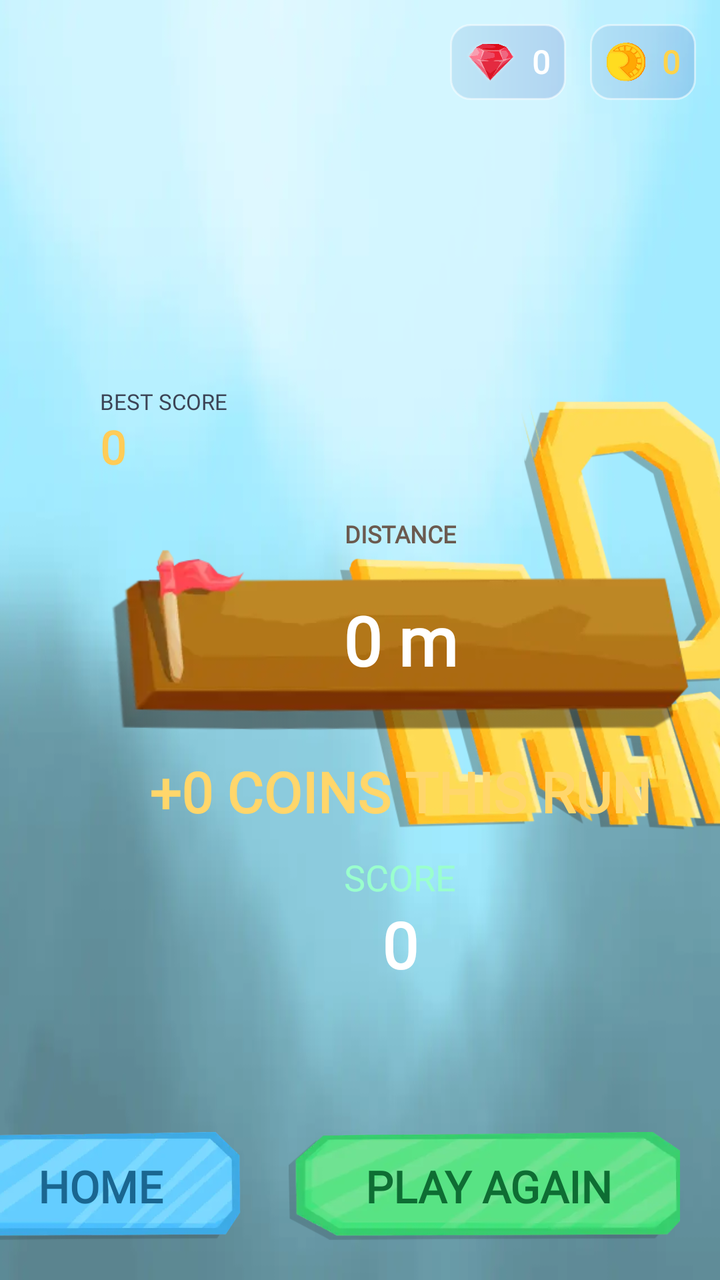
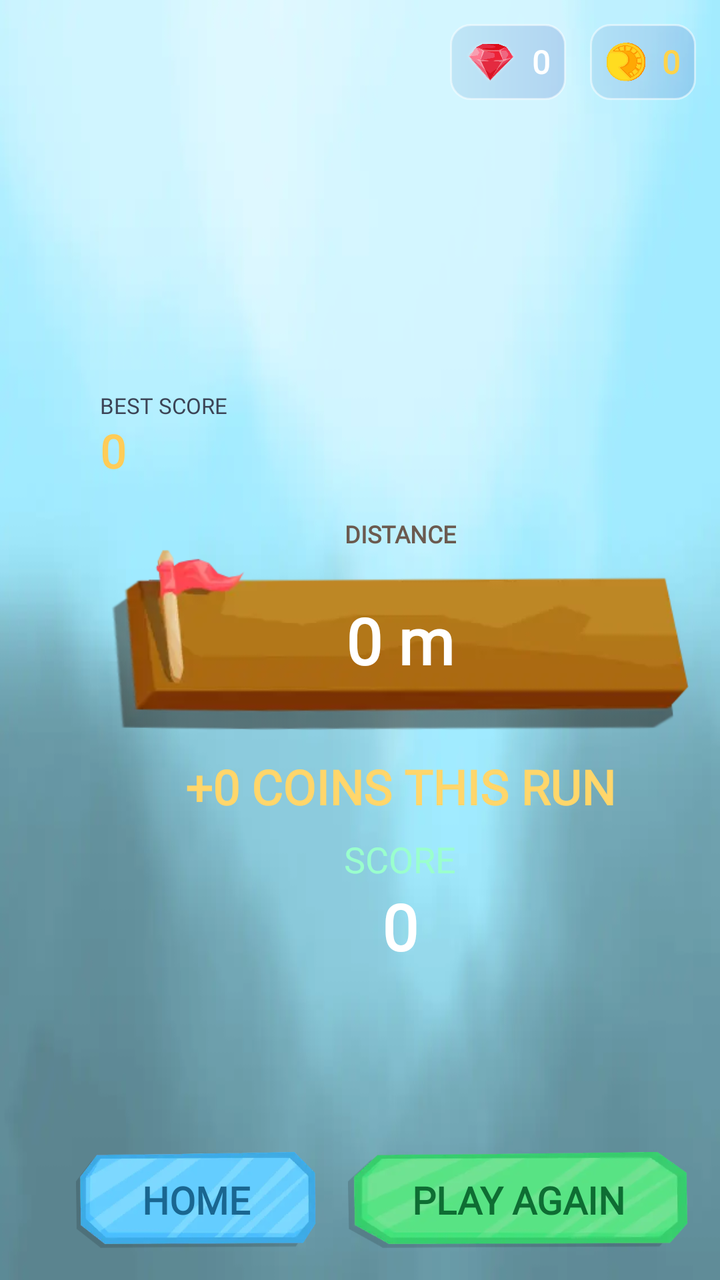

An Android layout rendered at two revisions. The XML below is the earlier revision; the diff shows what the commit changed to produce the second picture.
<!-- AndroidManifest.xml: application theme Theme.RollerRush -->
<!-- res/layout/activity_game_over.xml -->
<?xml version="1.0" encoding="utf-8"?>
<androidx.constraintlayout.widget.ConstraintLayout xmlns:android="http://schemas.android.com/apk/res/android"
    xmlns:app="http://schemas.android.com/apk/res-auto"
    xmlns:tools="http://schemas.android.com/tools"
    android:id="@+id/gameOverRoot"
    android:layout_width="match_parent"
    android:layout_height="match_parent"
    android:orientation="horizontal"
    android:gravity="center_vertical"
    android:background="@drawable/bg02">
    <LinearLayout
        android:id="@+id/linearLayout3"
        android:layout_width="wrap_content"
        android:layout_height="38dp"
        android:layout_margin="12dp"
        android:background="@drawable/coin_container"
        android:gravity="center"
        android:orientation="horizontal"
        android:paddingHorizontal="8dp"
        app:layout_constraintEnd_toStartOf="@id/linearLayout2"
        app:layout_constraintTop_toTopOf="parent">

        <ImageView
            android:layout_width="25dp"
            android:layout_height="25dp"
            android:layout_marginEnd="8dp"
            android:src="@drawable/rush_ruby" />

        <TextView
            android:id="@+id/rubiesLabel"
            android:layout_width="wrap_content"
            android:layout_height="wrap_content"
            android:text="0"
            android:fontFamily="@font/count_font"
            android:textColor="#FFFFFF"
            android:textSize="16sp"
            android:textStyle="bold" />
    </LinearLayout>

    <LinearLayout
        android:id="@+id/linearLayout2"
        android:layout_width="wrap_content"
        android:layout_height="38dp"
        android:layout_margin="12dp"
        android:background="@drawable/coin_container"
        android:gravity="center"
        android:orientation="horizontal"
        android:paddingHorizontal="8dp"
        app:layout_constraintEnd_toEndOf="parent"
        app:layout_constraintTop_toTopOf="parent">

        <ImageView
            android:layout_width="20dp"
            android:layout_height="20dp"
            android:layout_marginEnd="8dp"
            android:src="@drawable/rush_coin" />

        <TextView
            android:id="@+id/totalCoinsValue"
            android:layout_width="wrap_content"
            android:layout_height="wrap_content"
            android:text="0"
            android:fontFamily="@font/count_font"
            android:textColor="#FFD34B"
            android:textSize="16sp"
            android:textStyle="bold" />
    </LinearLayout>

    <LinearLayout
        android:id="@+id/linearLayout11"
        android:layout_width="wrap_content"
        android:layout_height="wrap_content"
        android:layout_margin="20dp"
        android:orientation="horizontal"
        app:layout_constraintBottom_toBottomOf="parent"
        app:layout_constraintEnd_toEndOf="parent">

        <Button
            android:id="@+id/homeButton"
            android:layout_width="140dp"
            android:layout_height="54dp"
            android:layout_marginEnd="8dp"
            android:background="@drawable/blue_button_bg"
            android:fontFamily="@font/new_font"
            android:text="HOME"
            android:textColor="#1A6690"
            android:textSize="22sp"
            android:textStyle="bold" />

        <Button
            android:id="@+id/playAgainButton"
            android:layout_width="200dp"
            android:layout_height="54dp"
            android:layout_marginStart="16dp"
            android:background="@drawable/retry_button_bg"
            android:fontFamily="@font/new_font"
            android:text="PLAY AGAIN"
            android:textColor="#0E6D33"
            android:textSize="22sp"
            android:textStyle="bold" />


    </LinearLayout>



    


    <ImageView
        android:id="@+id/gameOverTitle"
        android:layout_width="400dp"
        android:layout_height="0dp"
        android:layout_marginRight="20dp"
        android:src="@drawable/game_over_img"
        app:layout_constraintBottom_toTopOf="@+id/linearLayout11"
        app:layout_constraintEnd_toEndOf="parent"
        app:layout_constraintStart_toEndOf="@+id/linearLayout12"
        app:layout_constraintTop_toBottomOf="@+id/linearLayout3" />




    <LinearLayout
        android:id="@+id/linearLayout12"
        android:layout_width="400dp"
        android:layout_height="match_parent"
        android:gravity="center"
        android:orientation="vertical"
        app:layout_constraintBottom_toBottomOf="parent"
        app:layout_constraintStart_toStartOf="parent"
        app:layout_constraintTop_toTopOf="parent" />


    <LinearLayout
        android:layout_width="200dp"
        android:layout_height="wrap_content"
        android:layout_weight="1"
        android:gravity="center"
        android:layout_marginTop="12dp"
        android:orientation="vertical"
        app:layout_constraintEnd_toEndOf="@+id/linearLayout12"
        app:layout_constraintStart_toStartOf="@+id/linearLayout12"
        app:layout_constraintTop_toBottomOf="@+id/runCoinsValue">

        <TextView
            android:layout_width="wrap_content"
            android:layout_height="wrap_content"
            android:text="SCORE"
            android:fontFamily="@font/new_font"
            android:textColor="#9AFFCD"
            android:textSize="18sp" />

        <TextView
            android:id="@+id/scoreValue"
            android:layout_width="wrap_content"
            android:layout_height="wrap_content"
            android:text="0"
            android:fontFamily="@font/count_font"
            android:textColor="#FFFFFF"
            android:textSize="32sp"
            android:textStyle="bold" />
    </LinearLayout>



    <TextView
        android:id="@+id/runCoinsValue"
        android:layout_width="300dp"
        android:layout_height="wrap_content"
        android:gravity="center"
        android:text="+0 COINS THIS RUN"
        android:textColor="#FFD66B"
        android:shadowRadius="5"
        android:layout_marginTop="12dp"
        android:fontFamily="@font/new_font"
        android:textSize="28sp"
        android:textStyle="bold"
        app:layout_constraintEnd_toEndOf="@+id/linearLayout12"
        app:layout_constraintStart_toStartOf="@+id/linearLayout12"
        app:layout_constraintTop_toBottomOf="@+id/imageView4" />

    <ImageView
        android:id="@+id/imageView4"
        android:layout_width="300dp"
        android:layout_height="90dp"
        android:src="@drawable/score_board"
        app:layout_constraintBottom_toBottomOf="@+id/linearLayout12"
        app:layout_constraintEnd_toEndOf="@+id/linearLayout12"
        app:layout_constraintStart_toStartOf="parent"
        app:layout_constraintTop_toTopOf="parent" />

    <TextView
        android:id="@+id/distanceValue"
        android:layout_width="wrap_content"
        android:layout_height="wrap_content"
        android:fontFamily="@font/new_font"
        android:paddingHorizontal="50dp"
        android:paddingVertical="8dp"
        android:text="0 m"
        android:textColor="#FFFFFF"
        android:textSize="34sp"
        android:textStyle="bold"
        app:layout_constraintBottom_toBottomOf="parent"
        app:layout_constraintEnd_toEndOf="@+id/linearLayout12"
        app:layout_constraintStart_toStartOf="parent"
        app:layout_constraintTop_toTopOf="parent" />

    <TextView
        android:id="@+id/textView2"
        android:layout_width="wrap_content"
        android:layout_height="wrap_content"
        android:fontFamily="@font/new_font"
        android:text="DISTANCE"
        android:textColor="#6B5A4F"
        android:textSize="12sp"
        android:textStyle="bold"
        app:layout_constraintBottom_toTopOf="@+id/imageView4"
        app:layout_constraintEnd_toEndOf="@+id/linearLayout12"
        app:layout_constraintStart_toStartOf="parent" />

    <LinearLayout
        android:id="@+id/linearLayout14"
        android:layout_width="250dp"
        android:layout_height="wrap_content"
        android:layout_marginBottom="20dp"
        android:layout_weight="1"
        android:orientation="vertical"
        app:layout_constraintBottom_toTopOf="@+id/textView2"
        app:layout_constraintStart_toStartOf="@+id/imageView4">

        <TextView
            android:layout_width="wrap_content"
            android:layout_height="wrap_content"
            android:fontFamily="@font/new_font"
            android:text="BEST SCORE"
            android:textColor="#3C4456"
            android:textSize="11sp" />

        <TextView
            android:id="@+id/bestValue"
            android:layout_width="wrap_content"
            android:layout_height="wrap_content"
            android:fontFamily="@font/new_font"
            android:text="0"
            android:textColor="#FFCC57"
            android:textSize="23sp"
            android:textStyle="bold" />
    </LinearLayout>
    <LinearLayout
        android:id="@+id/mysteryRewardCard"
        android:layout_width="match_parent"
        android:layout_height="0dp"
        android:layout_weight="1"
        android:gravity="center"
        android:orientation="horizontal"
        android:padding="14dp"
        android:background="@drawable/mystery_overlay_bg"
        android:visibility="gone"
        app:layout_constraintBottom_toBottomOf="parent"
        app:layout_constraintEnd_toEndOf="parent"
        app:layout_constraintTop_toTopOf="parent">

        <ImageView
            android:id="@+id/mysteryBubbleImage"
            android:layout_width="160dp"
            android:layout_height="250dp"
            android:contentDescription="Mystery reward bubble"
            android:scaleType="fitCenter"
            android:src="@drawable/mystery_bubble" />

        <LinearLayout
            android:layout_width="wrap_content"
            android:layout_height="wrap_content"
            android:orientation="vertical"
            android:layout_margin="28dp"
            android:paddingStart="12dp">

            <TextView
                android:layout_width="wrap_content"
                android:layout_height="wrap_content"
                android:text="LUCKY FIND"
                android:fontFamily="@font/new_font"
                android:textColor="#E8D9FF"
                android:textSize="11sp"
                android:textStyle="bold" />

            <TextView
                android:id="@+id/mysteryRewardTitle"
                android:layout_width="wrap_content"
                android:layout_height="wrap_content"
                android:layout_marginTop="4dp"
                android:fontFamily="@font/new_font"
                android:text="MYSTERY REWARD!"
                android:textColor="#FFFFFF"
                android:textSize="17sp"
                android:textStyle="bold" />

            <TextView
                android:id="@+id/mysteryRewardValue"
                android:layout_width="wrap_content"
                android:layout_height="wrap_content"
                android:layout_marginTop="6dp"
                android:text="+100 COINS"
                android:fontFamily="@font/new_font"
                android:textColor="#FFD66B"
                android:padding="12dp"
                android:textSize="36sp"
                android:textStyle="bold" />
        </LinearLayout>
    </LinearLayout>

</androidx.constraintlayout.widget.ConstraintLayout>
<!-- resources referenced by this layout -->
<resources>
  <!-- drawable bg02: webp bitmap (drawable, 5004 bytes) -->
  <!-- drawable blue_button_bg: webp bitmap (drawable, 5542 bytes) -->
  <!-- drawable coin_container (drawable) -->
  <?xml version="1.0" encoding="utf-8"?>
  <shape xmlns:android="http://schemas.android.com/apk/res/android">
  <gradient android:startColor="#4D93C0E2" android:endColor="#4D6189D0"/>
      <corners android:radius="10dp"/>
      <stroke android:color="#81FFFFFF" android:width="1dp"/>
  </shape>
  <!-- drawable game_over_img: webp bitmap (drawable, 68596 bytes) -->
  <!-- drawable mystery_bubble: webp bitmap (drawable, 18786 bytes) -->
  <!-- drawable mystery_overlay_bg: webp bitmap (drawable, 23906 bytes) -->
  <!-- drawable retry_button_bg: webp bitmap (drawable, 5076 bytes) -->
  <!-- drawable rush_coin: webp bitmap (drawable, 6902 bytes) -->
  <!-- drawable rush_ruby: webp bitmap (drawable, 12584 bytes) -->
  <!-- drawable score_board: webp bitmap (drawable, 5660 bytes) -->
  <style name="Theme.RollerRush" parent="Theme.AppCompat.NoActionBar">
          <item name="android:windowFullscreen">true</item>
          <item name="android:windowBackground">@android:color/black</item>
      </style>
</resources>

<!-- the commit's change to res/layout/activity_game_over.xml (unified diff, before → after) -->
@@ -1,13 +1,14 @@
 <?xml version="1.0" encoding="utf-8"?>
-<androidx.constraintlayout.widget.ConstraintLayout xmlns:android="http://schemas.android.com/apk/res/android"
+<androidx.constraintlayout.widget.ConstraintLayout
+    xmlns:android="http://schemas.android.com/apk/res/android"
     xmlns:app="http://schemas.android.com/apk/res-auto"
     xmlns:tools="http://schemas.android.com/tools"
     android:id="@+id/gameOverRoot"
     android:layout_width="match_parent"
     android:layout_height="match_parent"
-    android:orientation="horizontal"
-    android:gravity="center_vertical"
     android:background="@drawable/bg02">
+
+    
     <LinearLayout
         android:id="@+id/linearLayout3"
         android:layout_width="wrap_content"
@@ -24,19 +25,21 @@
             android:layout_width="25dp"
             android:layout_height="25dp"
             android:layout_marginEnd="8dp"
+            android:contentDescription="Rush Rubies"
             android:src="@drawable/rush_ruby" />
 
         <TextView
             android:id="@+id/rubiesLabel"
             android:layout_width="wrap_content"
             android:layout_height="wrap_content"
+            android:fontFamily="@font/count_font"
             android:text="0"
-            android:fontFamily="@font/count_font"
             android:textColor="#FFFFFF"
             android:textSize="16sp"
             android:textStyle="bold" />
     </LinearLayout>
 
+    
     <LinearLayout
         android:id="@+id/linearLayout2"
         android:layout_width="wrap_content"
@@ -53,158 +56,77 @@
             android:layout_width="20dp"
             android:layout_height="20dp"
             android:layout_marginEnd="8dp"
+            android:contentDescription="Rush Coins"
             android:src="@drawable/rush_coin" />
 
         <TextView
             android:id="@+id/totalCoinsValue"
             android:layout_width="wrap_content"
             android:layout_height="wrap_content"
+            android:fontFamily="@font/count_font"
             android:text="0"
-            android:fontFamily="@font/count_font"
             android:textColor="#FFD34B"
             android:textSize="16sp"
             android:textStyle="bold" />
     </LinearLayout>
 
+    
     <LinearLayout
         android:id="@+id/linearLayout11"
         android:layout_width="wrap_content"
         android:layout_height="wrap_content"
-        android:layout_margin="20dp"
+        android:layout_margin="16dp"
+        android:gravity="center"
         android:orientation="horizontal"
         app:layout_constraintBottom_toBottomOf="parent"
         app:layout_constraintEnd_toEndOf="parent">
 
         <Button
             android:id="@+id/homeButton"
-            android:layout_width="140dp"
-            android:layout_height="54dp"
+            android:layout_width="120dp"
+            android:layout_height="48dp"
             android:layout_marginEnd="8dp"
             android:background="@drawable/blue_button_bg"
             android:fontFamily="@font/new_font"
             android:text="HOME"
             android:textColor="#1A6690"
-            android:textSize="22sp"
+            android:textSize="19sp"
             android:textStyle="bold" />
 
         <Button
             android:id="@+id/playAgainButton"
-            android:layout_width="200dp"
-            android:layout_height="54dp"
-            android:layout_marginStart="16dp"
+            android:layout_width="170dp"
+            android:layout_height="48dp"
+            android:layout_marginStart="8dp"
             android:background="@drawable/retry_button_bg"
             android:fontFamily="@font/new_font"
             android:text="PLAY AGAIN"
             android:textColor="#0E6D33"
-            android:textSize="22sp"
-            android:textStyle="bold" />
-
-
-    </LinearLayout>
-
-
-
-    
-
-
-    <ImageView
-        android:id="@+id/gameOverTitle"
+            android:textSize="19sp"
+            android:textStyle="bold" />
+    </LinearLayout>
+
+    
+    <LinearLayout
+        android:id="@+id/linearLayout12"
         android:layout_width="400dp"
         android:layout_height="0dp"
-        android:layout_marginRight="20dp"
-        android:src="@drawable/game_over_img"
-        app:layout_constraintBottom_toTopOf="@+id/linearLayout11"
-        app:layout_constraintEnd_toEndOf="parent"
-        app:layout_constraintStart_toEndOf="@+id/linearLayout12"
-        app:layout_constraintTop_toBottomOf="@+id/linearLayout3" />
-
-
-
-
-    <LinearLayout
-        android:id="@+id/linearLayout12"
-        android:layout_width="400dp"
-        android:layout_height="match_parent"
         android:gravity="center"
         android:orientation="vertical"
         app:layout_constraintBottom_toBottomOf="parent"
         app:layout_constraintStart_toStartOf="parent"
         app:layout_constraintTop_toTopOf="parent" />
 
-
-    <LinearLayout
-        android:layout_width="200dp"
-        android:layout_height="wrap_content"
-        android:layout_weight="1"
-        android:gravity="center"
-        android:layout_marginTop="12dp"
-        android:orientation="vertical"
-        app:layout_constraintEnd_toEndOf="@+id/linearLayout12"
-        app:layout_constraintStart_toStartOf="@+id/linearLayout12"
-        app:layout_constraintTop_toBottomOf="@+id/runCoinsValue">
-
-        <TextView
-            android:layout_width="wrap_content"
-            android:layout_height="wrap_content"
-            android:text="SCORE"
-            android:fontFamily="@font/new_font"
-            android:textColor="#9AFFCD"
-            android:textSize="18sp" />
-
-        <TextView
-            android:id="@+id/scoreValue"
-            android:layout_width="wrap_content"
-            android:layout_height="wrap_content"
-            android:text="0"
-            android:fontFamily="@font/count_font"
-            android:textColor="#FFFFFF"
-            android:textSize="32sp"
-            android:textStyle="bold" />
-    </LinearLayout>
-
-
-
-    <TextView
-        android:id="@+id/runCoinsValue"
-        android:layout_width="300dp"
-        android:layout_height="wrap_content"
-        android:gravity="center"
-        android:text="+0 COINS THIS RUN"
-        android:textColor="#FFD66B"
-        android:shadowRadius="5"
-        android:layout_marginTop="12dp"
-        android:fontFamily="@font/new_font"
-        android:textSize="28sp"
-        android:textStyle="bold"
-        app:layout_constraintEnd_toEndOf="@+id/linearLayout12"
-        app:layout_constraintStart_toStartOf="@+id/linearLayout12"
-        app:layout_constraintTop_toBottomOf="@+id/imageView4" />
-
     <ImageView
         android:id="@+id/imageView4"
         android:layout_width="300dp"
         android:layout_height="90dp"
+        android:contentDescription="Score board"
         android:src="@drawable/score_board"
-        app:layout_constraintBottom_toBottomOf="@+id/linearLayout12"
-        app:layout_constraintEnd_toEndOf="@+id/linearLayout12"
-        app:layout_constraintStart_toStartOf="parent"
-        app:layout_constraintTop_toTopOf="parent" />
-
-    <TextView
-        android:id="@+id/distanceValue"
-        android:layout_width="wrap_content"
-        android:layout_height="wrap_content"
-        android:fontFamily="@font/new_font"
-        android:paddingHorizontal="50dp"
-        android:paddingVertical="8dp"
-        android:text="0 m"
-        android:textColor="#FFFFFF"
-        android:textSize="34sp"
-        android:textStyle="bold"
-        app:layout_constraintBottom_toBottomOf="parent"
-        app:layout_constraintEnd_toEndOf="@+id/linearLayout12"
-        app:layout_constraintStart_toStartOf="parent"
-        app:layout_constraintTop_toTopOf="parent" />
+        app:layout_constraintBottom_toBottomOf="@id/linearLayout12"
+        app:layout_constraintEnd_toEndOf="@id/linearLayout12"
+        app:layout_constraintStart_toStartOf="@id/linearLayout12"
+        app:layout_constraintTop_toTopOf="@id/linearLayout12" />
 
     <TextView
         android:id="@+id/textView2"
@@ -215,19 +137,34 @@
         android:textColor="#6B5A4F"
         android:textSize="12sp"
         android:textStyle="bold"
-        app:layout_constraintBottom_toTopOf="@+id/imageView4"
-        app:layout_constraintEnd_toEndOf="@+id/linearLayout12"
-        app:layout_constraintStart_toStartOf="parent" />
+        app:layout_constraintBottom_toTopOf="@id/imageView4"
+        app:layout_constraintEnd_toEndOf="@id/linearLayout12"
+        app:layout_constraintStart_toStartOf="@id/linearLayout12" />
+
+    <TextView
+        android:id="@+id/distanceValue"
+        android:layout_width="wrap_content"
+        android:layout_height="wrap_content"
+        android:fontFamily="@font/new_font"
+        android:paddingHorizontal="40dp"
+        android:paddingVertical="8dp"
+        android:text="0 m"
+        android:textColor="#FFFFFF"
+        android:textSize="32sp"
+        android:textStyle="bold"
+        app:layout_constraintBottom_toBottomOf="@id/linearLayout12"
+        app:layout_constraintEnd_toEndOf="@id/linearLayout12"
+        app:layout_constraintStart_toStartOf="@id/linearLayout12"
+        app:layout_constraintTop_toTopOf="@id/linearLayout12" />
 
     <LinearLayout
         android:id="@+id/linearLayout14"
         android:layout_width="250dp"
         android:layout_height="wrap_content"
-        android:layout_marginBottom="20dp"
-        android:layout_weight="1"
+        android:layout_marginBottom="18dp"
         android:orientation="vertical"
-        app:layout_constraintBottom_toTopOf="@+id/textView2"
-        app:layout_constraintStart_toStartOf="@+id/imageView4">
+        app:layout_constraintBottom_toTopOf="@id/textView2"
+        app:layout_constraintStart_toStartOf="@id/imageView4">
 
         <TextView
             android:layout_width="wrap_content"
@@ -247,11 +184,143 @@
             android:textSize="23sp"
             android:textStyle="bold" />
     </LinearLayout>
+
+    <TextView
+        android:id="@+id/runCoinsValue"
+        android:layout_width="300dp"
+        android:layout_height="wrap_content"
+        android:layout_marginTop="12dp"
+        android:fontFamily="@font/new_font"
+        android:gravity="center"
+        android:shadowRadius="5"
+        android:text="+0 COINS THIS RUN"
+        android:textColor="#FFD66B"
+        android:textSize="24sp"
+        android:textStyle="bold"
+        app:layout_constraintEnd_toEndOf="@id/linearLayout12"
+        app:layout_constraintStart_toStartOf="@id/linearLayout12"
+        app:layout_constraintTop_toBottomOf="@id/imageView4" />
+
+    <LinearLayout
+        android:id="@+id/scoreStats"
+        android:layout_width="200dp"
+        android:layout_height="wrap_content"
+        android:layout_marginTop="8dp"
+        android:gravity="center"
+        android:orientation="vertical"
+        app:layout_constraintEnd_toEndOf="@id/linearLayout12"
+        app:layout_constraintStart_toStartOf="@id/linearLayout12"
+        app:layout_constraintTop_toBottomOf="@id/runCoinsValue">
+
+        <TextView
+            android:layout_width="wrap_content"
+            android:layout_height="wrap_content"
+            android:fontFamily="@font/new_font"
+            android:text="SCORE"
+            android:textColor="#9AFFCD"
+            android:textSize="18sp" />
+
+        <TextView
+            android:id="@+id/scoreValue"
+            android:layout_width="wrap_content"
+            android:layout_height="wrap_content"
+            android:fontFamily="@font/count_font"
+            android:text="0"
+            android:textColor="#FFFFFF"
+            android:textSize="32sp"
+            android:textStyle="bold" />
+    </LinearLayout>
+
+    
+    <ImageView
+        android:id="@+id/gameOverTitle"
+        android:layout_width="0dp"
+        android:layout_height="0dp"
+        android:layout_marginStart="10dp"
+        android:layout_marginEnd="16dp"
+        android:layout_marginTop="8dp"
+        android:layout_marginBottom="12dp"
+        android:contentDescription="Game Over"
+        android:scaleType="fitCenter"
+        android:src="@drawable/game_over_img"
+        app:layout_constraintBottom_toTopOf="@id/linearLayout11"
+        app:layout_constraintEnd_toEndOf="parent"
+        app:layout_constraintStart_toEndOf="@id/linearLayout12"
+        app:layout_constraintTop_toBottomOf="@id/linearLayout3" />
+
+    
+    <LinearLayout
+        android:id="@+id/completedMissionsPanel"
+        android:layout_width="0dp"
+        android:layout_height="0dp"
+        android:layout_marginStart="10dp"
+        android:layout_marginEnd="16dp"
+        android:layout_marginTop="8dp"
+        android:layout_marginBottom="12dp"
+        android:orientation="vertical"
+        android:padding="16dp"
+        android:background="@drawable/mission_panel"
+        android:visibility="gone"
+        app:layout_constraintBottom_toTopOf="@id/linearLayout11"
+        app:layout_constraintEnd_toEndOf="parent"
+        app:layout_constraintStart_toEndOf="@id/linearLayout12"
+        app:layout_constraintTop_toBottomOf="@id/linearLayout3">
+
+        <TextView
+            android:id="@+id/completedMissionsTitle"
+            android:layout_width="match_parent"
+            android:layout_height="wrap_content"
+            android:fontFamily="@font/new_font"
+            android:gravity="center"
+            android:paddingBottom="8dp"
+            android:text="MISSIONS COMPLETED!"
+            android:textColor="#FFD34B"
+            android:textSize="22sp"
+            android:textStyle="bold" />
+
+        <TextView
+            android:id="@+id/completedMissionsSubtitle"
+            android:layout_width="match_parent"
+            android:layout_height="wrap_content"
+            android:fontFamily="@font/count_font"
+            android:gravity="center"
+            android:paddingBottom="10dp"
+            android:text="Great ride! You've unlocked new rewards."
+            android:textColor="#B9C9DD"
+            android:textSize="13sp" />
+
+        <ScrollView
+            android:id="@+id/completedMissionsScroll"
+            android:layout_width="match_parent"
+            android:layout_height="0dp"
+            android:layout_weight="1"
+            android:fillViewport="false"
+            android:overScrollMode="never">
+
+            <LinearLayout
+                android:id="@+id/completedMissionsList"
+                android:layout_width="match_parent"
+                android:layout_height="wrap_content"
+                android:orientation="vertical" />
+        </ScrollView>
+
+        <TextView
+            android:id="@+id/completedMissionsHint"
+            android:layout_width="match_parent"
+            android:layout_height="wrap_content"
+            android:layout_marginTop="10dp"
+            android:fontFamily="@font/count_font"
+            android:gravity="center"
+            android:text="Visit MISSIONS from the main menu to claim your rewards."
+            android:textColor="#65D8FF"
+            android:textSize="12sp" />
+    </LinearLayout>
+
+    
     <LinearLayout
         android:id="@+id/mysteryRewardCard"
         android:layout_width="match_parent"
         android:layout_height="0dp"
-        android:layout_weight="1"
         android:gravity="center"
         android:orientation="horizontal"
         android:padding="14dp"
@@ -259,6 +328,7 @@
         android:visibility="gone"
         app:layout_constraintBottom_toBottomOf="parent"
         app:layout_constraintEnd_toEndOf="parent"
+        app:layout_constraintStart_toStartOf="parent"
         app:layout_constraintTop_toTopOf="parent">
 
         <ImageView
@@ -272,15 +342,15 @@
         <LinearLayout
             android:layout_width="wrap_content"
             android:layout_height="wrap_content"
+            android:layout_margin="28dp"
             android:orientation="vertical"
-            android:layout_margin="28dp"
             android:paddingStart="12dp">
 
             <TextView
                 android:layout_width="wrap_content"
                 android:layout_height="wrap_content"
+                android:fontFamily="@font/new_font"
                 android:text="LUCKY FIND"
-                android:fontFamily="@font/new_font"
                 android:textColor="#E8D9FF"
                 android:textSize="11sp"
                 android:textStyle="bold" />
@@ -301,10 +371,10 @@
                 android:layout_width="wrap_content"
                 android:layout_height="wrap_content"
                 android:layout_marginTop="6dp"
+                android:fontFamily="@font/new_font"
+                android:padding="12dp"
                 android:text="+100 COINS"
-                android:fontFamily="@font/new_font"
                 android:textColor="#FFD66B"
-                android:padding="12dp"
                 android:textSize="36sp"
                 android:textStyle="bold" />
         </LinearLayout>
<!-- resource entries referenced after the edit -->
@@ -10,6 +10,7 @@
       <stroke android:color="#81FFFFFF" android:width="1dp"/>
   </shape>
   <!-- drawable game_over_img: webp bitmap (drawable, 68596 bytes) -->
+  <!-- drawable mission_panel: png bitmap (drawable, 78967 bytes) -->
   <!-- drawable mystery_bubble: webp bitmap (drawable, 18786 bytes) -->
   <!-- drawable mystery_overlay_bg: webp bitmap (drawable, 23906 bytes) -->
   <!-- drawable retry_button_bg: webp bitmap (drawable, 5076 bytes) -->
